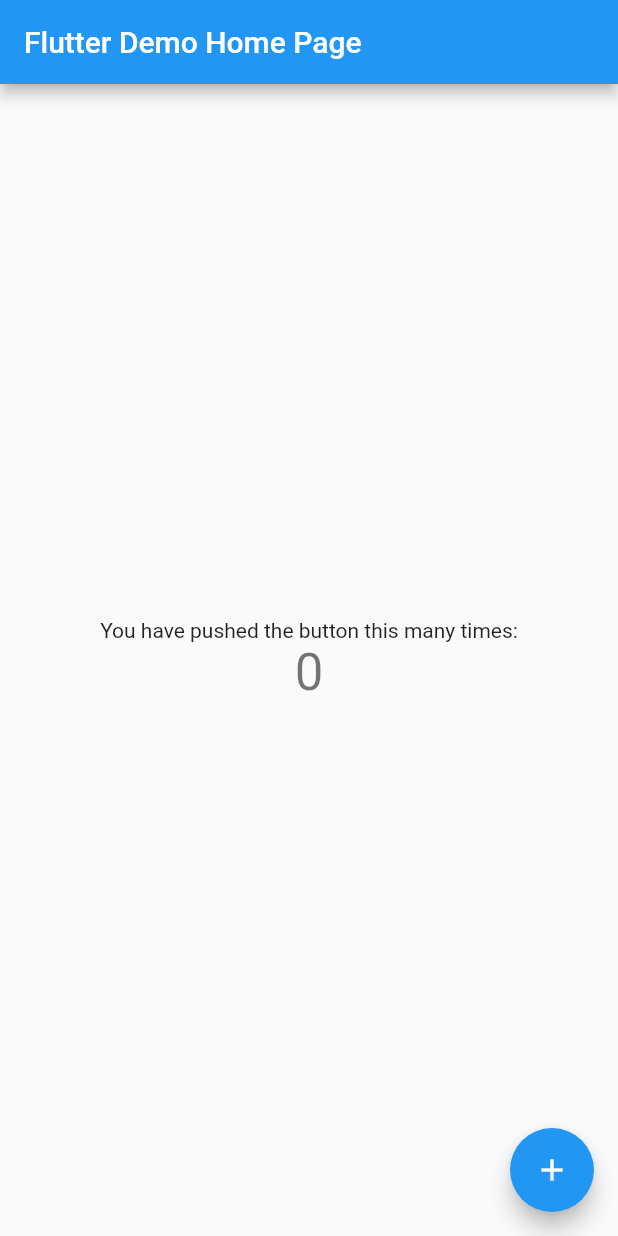
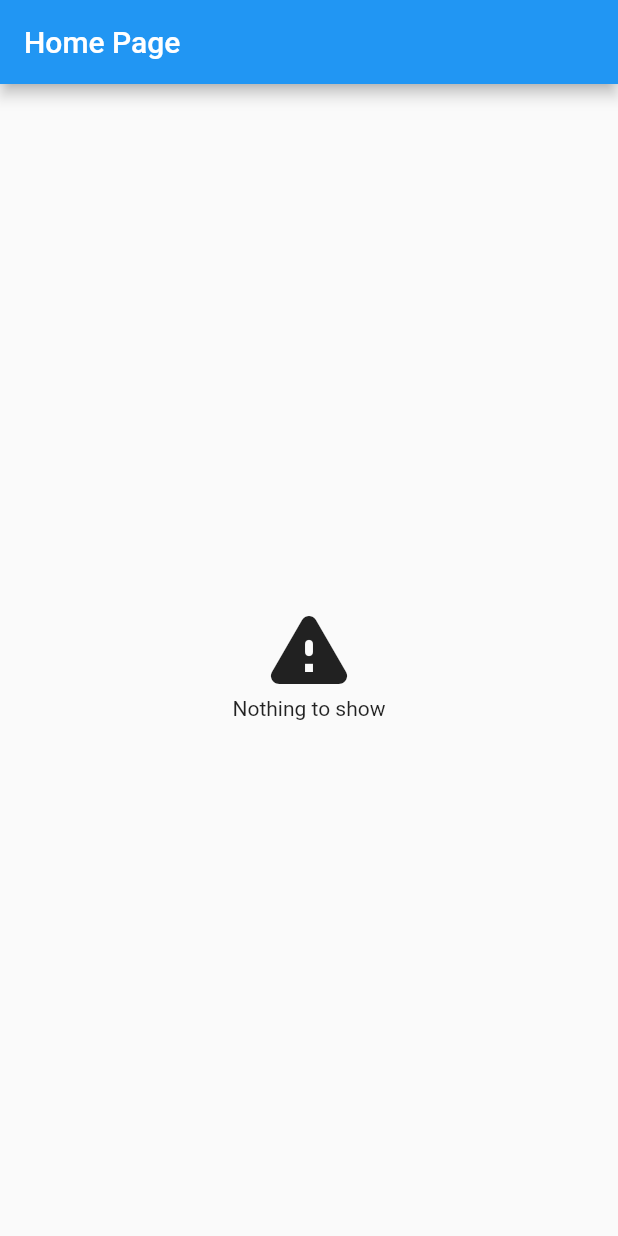
Before and after one commit to gmorais671/open_erp, a Flutter app: the screen it shows after launch, on a phone screen of 412 x 824 dp. Run offline on Flutter 3.47's test engine with Material 2 defaults, Android fonts, the light colour scheme and no system bars.

Commit message:
Add default page

```diff
--- /dev/null
+++ b/lib/components/nothing_to_show.dart
@@ -0,0 +1,20 @@
+import 'package:flutter/material.dart';
+
+class NothingToShow extends StatelessWidget {
+  const NothingToShow({Key? key}) : super(key: key);
+
+  @override
+  Widget build(BuildContext context) {
+    return Center(
+      child: Column(
+        children: const [
+          Icon(
+            Icons.warning_rounded,
+            size: 64,
+          ),
+          Text('Nothing to show'),
+        ],
+      ),
+    );
+  }
+}
--- a/lib/main.dart
+++ b/lib/main.dart
@@ -1,4 +1,5 @@
 import 'package:flutter/material.dart';
+import 'package:open_erp/screens/home.dart';
 
 void main() {
   runApp(const MyApp());
@@ -11,105 +12,12 @@
   @override
   Widget build(BuildContext context) {
     return MaterialApp(
+      debugShowCheckedModeBanner: false,
       title: 'Flutter Demo',
       theme: ThemeData(
-        // This is the theme of your application.
-        //
-        // Try running your application with "flutter run". You'll see the
-        // application has a blue toolbar. Then, without quitting the app, try
-        // changing the primarySwatch below to Colors.green and then invoke
-        // "hot reload" (press "r" in the console where you ran "flutter run",
-        // or simply save your changes to "hot reload" in a Flutter IDE).
-        // Notice that the counter didn't reset back to zero; the application
-        // is not restarted.
         primarySwatch: Colors.blue,
       ),
-      home: const MyHomePage(title: 'Flutter Demo Home Page'),
+      home: HomePage(),
     );
   }
 }
-
-class MyHomePage extends StatefulWidget {
-  const MyHomePage({Key? key, required this.title}) : super(key: key);
-
-  // This widget is the home page of your application. It is stateful, meaning
-  // that it has a State object (defined below) that contains fields that affect
-  // how it looks.
-
-  // This class is the configuration for the state. It holds the values (in this
-  // case the title) provided by the parent (in this case the App widget) and
-  // used by the build method of the State. Fields in a Widget subclass are
-  // always marked "final".
-
-  final String title;
-
-  @override
-  State<MyHomePage> createState() => _MyHomePageState();
-}
-
-class _MyHomePageState extends State<MyHomePage> {
-  int _counter = 0;
-
-  void _incrementCounter() {
-    setState(() {
-      // This call to setState tells the Flutter framework that something has
-      // changed in this State, which causes it to rerun the build method below
-      // so that the display can reflect the updated values. If we changed
-      // _counter without calling setState(), then the build method would not be
-      // called again, and so nothing would appear to happen.
-      _counter++;
-    });
-  }
-
-  @override
-  Widget build(BuildContext context) {
-    // This method is rerun every time setState is called, for instance as done
-    // by the _incrementCounter method above.
-    //
-    // The Flutter framework has been optimized to make rerunning build methods
-    // fast, so that you can just rebuild anything that needs updating rather
-    // than having to individually change instances of widgets.
-    return Scaffold(
-      appBar: AppBar(
-        // Here we take the value from the MyHomePage object that was created by
-        // the App.build method, and use it to set our appbar title.
-        title: Text(widget.title),
-      ),
-      body: Center(
-        // Center is a layout widget. It takes a single child and positions it
-        // in the middle of the parent.
-        child: Column(
-          // Column is also a layout widget. It takes a list of children and
-          // arranges them vertically. By default, it sizes itself to fit its
-          // children horizontally, and tries to be as tall as its parent.
-          //
-          // Invoke "debug painting" (press "p" in the console, choose the
-          // "Toggle Debug Paint" action from the Flutter Inspector in Android
-          // Studio, or the "Toggle Debug Paint" command in Visual Studio Code)
-          // to see the wireframe for each widget.
-          //
-          // Column has various properties to control how it sizes itself and
-          // how it positions its children. Here we use mainAxisAlignment to
-          // center the children vertically; the main axis here is the vertical
-          // axis because Columns are vertical (the cross axis would be
-          // horizontal).
-          mainAxisAlignment: MainAxisAlignment.center,
-          children: <Widget>[
-            const Text(
-              'You have pushed the button this many times:',
-            ),
-            Text(
-              '$_counter',
-              style: Theme.of(context).textTheme.headline4,
-            ),
-          ],
-        ),
-      ),
-      floatingActionButton: FloatingActionButton(
-        onPressed: _incrementCounter,
-        tooltip: 'Increment',
-        child: const Icon(Icons.add),
-      ), // This trailing comma makes auto-formatting nicer for build methods.
-    );
-  }
-}
--- /dev/null
+++ b/lib/screens/home.dart
@@ -0,0 +1,22 @@
+import 'package:flutter/material.dart';
+import 'package:open_erp/components/nothing_to_show.dart';
+
+class HomePage extends StatelessWidget {
+  const HomePage({Key? key}) : super(key: key);
+
+  @override
+  Widget build(BuildContext context) {
+    return Scaffold(
+      appBar: AppBar(
+        title: const Text('Home Page'),
+      ),
+      body: Column(
+        mainAxisSize: MainAxisSize.max,
+        mainAxisAlignment: MainAxisAlignment.center,
+        children: const [
+          NothingToShow(),
+        ],
+      ),
+    );
+  }
+}
```
